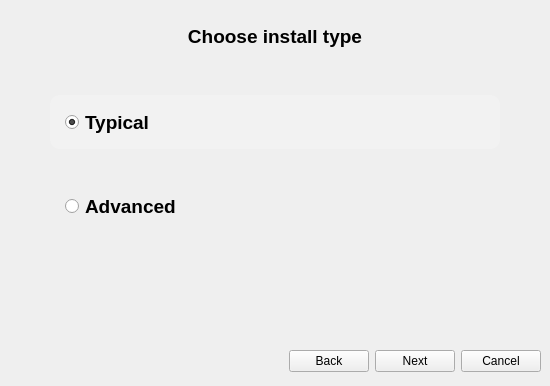
Old version of the form Source/MEGASync/gui/SetupWizard.ui in the repository meganz/MEGAsync.
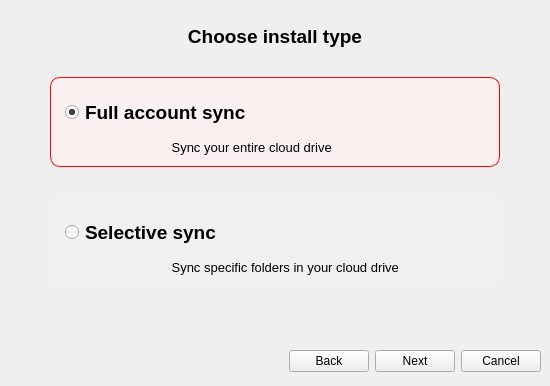
New version of the form. The open tabs and pages were chosen to show the change. Icons and pictures are not drawn.

The edit to the form file:
```diff
--- a/Source/MEGASync/gui/SetupWizard.ui
+++ b/Source/MEGASync/gui/SetupWizard.ui
@@ -42,27 +42,25 @@
 	color: red;
 }
 
-#rTypicalSetup
+#wTypicalSetup
 {
-	padding: 15px;
+	background: rgb(250,240,240);
+	border: 1px solid red;
 	border-radius: 10px;
 }
 
-#rAdvancedSetup
+#wAdvancedSetup
 {
-	padding: 15px;
+	background: rgb(240,240,240);
 	border-radius: 10px;
 }
 
-#rTypicalSetup:checked
+#lTypical,#lAdvanced
 {
-	background-color: rgb(242,242,242);
+margin-left: 100px;
 }
 
-#rAdvancedSetup:checked
-{
-	background-color: rgb(242,242,242);
-}</string>
+</string>
   </property>
   <layout class="QVBoxLayout" name="verticalLayout">
    <property name="spacing">
@@ -495,6 +493,12 @@
          <property name="minimumSize">
           <size>
            <width>0</width>
+           <height>20</height>
+          </size>
+         </property>
+         <property name="maximumSize">
+          <size>
+           <width>16777215</width>
            <height>40</height>
           </size>
          </property>
@@ -514,7 +518,64 @@
         </widget>
        </item>
        <item>
+        <widget class="QWidget" name="wTypicalSetup" native="true">
+         <property name="minimumSize">
+          <size>
+           <width>0</width>
+           <height>90</height>
+          </size>
+         </property>
+         <layout class="QGridLayout" name="gridLayout_3">
+          <property name="leftMargin">
+           <number>15</number>
+          </property>
+          <property name="topMargin">
+           <number>10</number>
+          </property>
+          <property name="rightMargin">
+           <number>10</number>
+          </property>
+          <property name="bottomMargin">
+           <number>10</number>
+          </property>
+          <property name="spacing">
+           <number>0</number>
+          </property>
+          <item row="1" column="0">
+           <widget class="QLabel" name="lTypical">
+            <property name="maximumSize">
+             <size>
+              <width>16777215</width>
+              <height>20</height>
+             </size>
+            </property>
+            <property name="font">
+             <font>
+              <pointsize>10</pointsize>
+             </font>
+            </property>
+            <property name="styleSheet">
+             <string notr="true"/>
+            </property>
+            <property name="text">
+             <string> Sync your entire cloud drive</string>
+            </property>
+            <property name="alignment">
+             <set>Qt::AlignLeading|Qt::AlignLeft|Qt::AlignVCenter</set>
+            </property>
+            <property name="margin">
+             <number>0</number>
+            </property>
+           </widget>
+          </item>
+          <item row="0" column="0">
         <widget class="QRadioButton" name="rTypicalSetup">
+            <property name="maximumSize">
+             <size>
+              <width>16777215</width>
+              <height>50</height>
+             </size>
+            </property>
          <property name="font">
           <font>
            <pointsize>14</pointsize>
@@ -522,8 +583,11 @@
            <bold>true</bold>
           </font>
          </property>
+            <property name="styleSheet">
+             <string notr="true">border: none;</string>
+            </property>
          <property name="text">
-          <string>Typical</string>
+             <string>Full account sync</string>
          </property>
          <property name="icon">
           <iconset>
@@ -540,8 +604,41 @@
          </property>
         </widget>
        </item>
+         </layout>
+        </widget>
+       </item>
        <item>
+        <widget class="QWidget" name="wAdvancedSetup" native="true">
+         <property name="minimumSize">
+          <size>
+           <width>0</width>
+           <height>90</height>
+          </size>
+         </property>
+         <layout class="QGridLayout" name="gridLayout_2">
+          <property name="leftMargin">
+           <number>15</number>
+          </property>
+          <property name="topMargin">
+           <number>10</number>
+          </property>
+          <property name="rightMargin">
+           <number>10</number>
+          </property>
+          <property name="bottomMargin">
+           <number>10</number>
+          </property>
+          <property name="spacing">
+           <number>0</number>
+          </property>
+          <item row="1" column="0">
         <widget class="QRadioButton" name="rAdvancedSetup">
+            <property name="maximumSize">
+             <size>
+              <width>16777215</width>
+              <height>50</height>
+             </size>
+            </property>
          <property name="font">
           <font>
            <pointsize>14</pointsize>
@@ -549,8 +646,11 @@
            <bold>true</bold>
           </font>
          </property>
+            <property name="styleSheet">
+             <string notr="true">border: none;</string>
+            </property>
          <property name="text">
-          <string>Advanced</string>
+             <string>Selective sync</string>
          </property>
          <property name="icon">
           <iconset>
@@ -564,6 +664,32 @@
          </property>
         </widget>
        </item>
+          <item row="2" column="0">
+           <widget class="QLabel" name="lAdvanced">
+            <property name="maximumSize">
+             <size>
+              <width>16777215</width>
+              <height>20</height>
+             </size>
+            </property>
+            <property name="font">
+             <font>
+              <pointsize>10</pointsize>
+              <weight>50</weight>
+              <bold>false</bold>
+             </font>
+            </property>
+            <property name="text">
+             <string> Sync specific folders in your cloud drive</string>
+            </property>
+            <property name="alignment">
+             <set>Qt::AlignLeading|Qt::AlignLeft|Qt::AlignVCenter</set>
+            </property>
+           </widget>
+          </item>
+         </layout>
+        </widget>
+       </item>
        <item>
         <spacer name="vsSetupType">
          <property name="orientation">
```
Left out of the diff: 45 changed lines with no effect on the pictures. Lines whose indentation alone changed are shown as unchanged.
